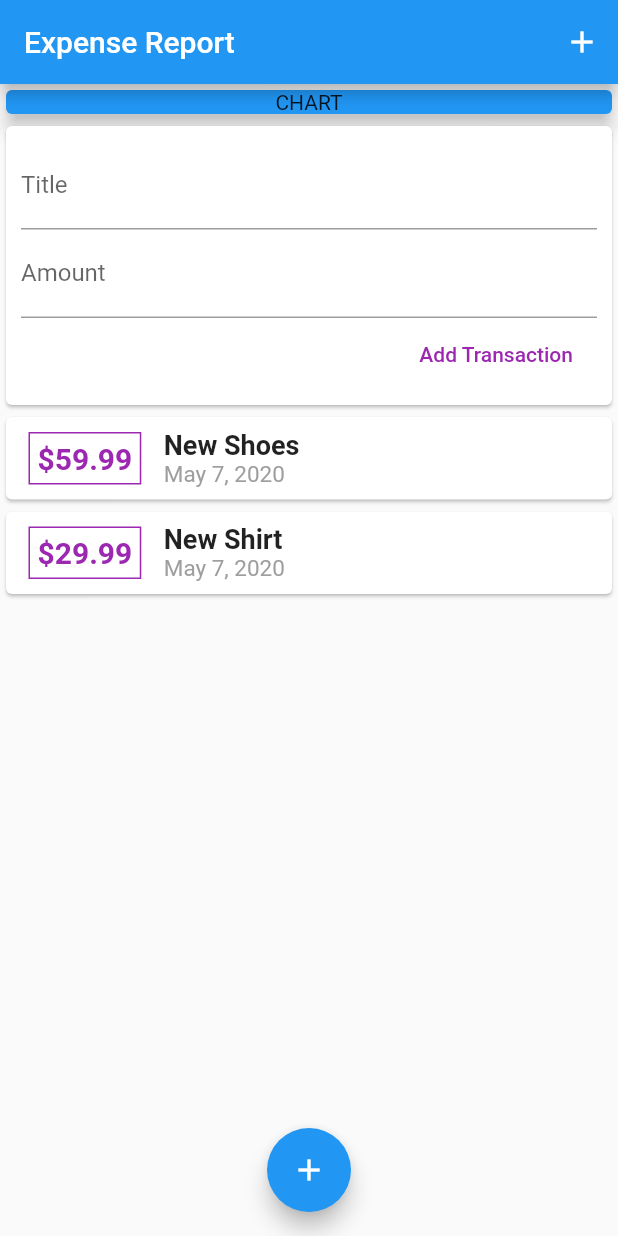
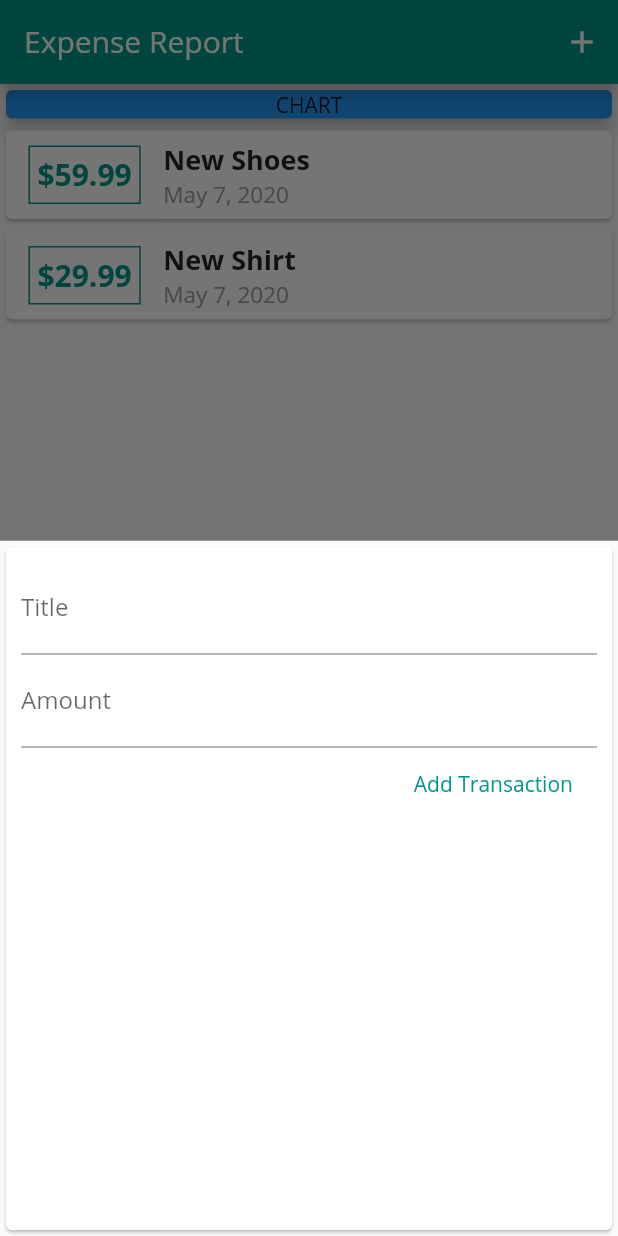
Before and after one commit to hpatel32/expenses, a Flutter app: the screen it shows after launch, after a tap on the "add" icon, on a phone screen of 412 x 824 dp. Run offline on Flutter 3.47's test engine with Material 2 defaults, Android fonts, the phone set to English and light mode, and no system bars.

Commit message:
More changes including fonts

```diff
--- a/lib/main.dart
+++ b/lib/main.dart
@@ -1,6 +1,8 @@
 
+import 'package:expenses/widgets/new_transaction.dart';
 import 'package:flutter/material.dart';
-import './widgets/user_transaction.dart';
+import './widgets/transcation_list.dart';
+import './models/transaction.dart';
 
 void main() => runApp(MyApp());
 
@@ -9,30 +11,64 @@ class MyApp extends StatelessWidget {
   @override
   Widget build(BuildContext context) {
     return MaterialApp(
+        debugShowCheckedModeBanner: false,
       theme: ThemeData(
-        primarySwatch: Colors.blue,
+        primarySwatch: Colors.teal,
+        fontFamily: "OpenSans",
       ),
       home: MyHomePage(),
+
     );
   }
 }
 
-class MyHomePage extends StatelessWidget {
+class MyHomePage extends StatefulWidget {
+  @override
+  _MyHomePageState createState() => _MyHomePageState();
+}
 
+class _MyHomePageState extends State<MyHomePage> {
 
+    final List<Transaction> transactions = [
+        Transaction(tId: 't1',title: 'New Shoes',amount: 59.99,date: DateTime.now()),
+        Transaction(tId: 't2',title: 'New Shirt',amount: 29.99,date: DateTime.now())
+    ];
+	void addNewTransaction(String title,double amount){
+		var newTx = Transaction(title: title,amount: amount,tId: DateTime.now().toString(),date: DateTime.now());
+		setState(() {
+		  transactions.add(newTx);
+		});
+	}
+    void startAddNewTransaction(BuildContext ctx){
+        showModalBottomSheet(context: ctx, builder: (_){
+            return GestureDetector(
+                child: NewTransaction(addNewTransaction),
+                onTap: (){},
+                behavior: HitTestBehavior.opaque,
+            );
+        });
+    }
   @override
   Widget build(BuildContext context) {
     return Scaffold(
-        appBar: AppBar(title: Text('Expense Report'),actions: <Widget>[
-            IconButton(icon: Icon(Icons.add),onPressed: (){
-
-            },),
-
-        ],),
+        appBar: AppBar(
+            title: Text('Expense Report'),
+            actions: <Widget>[
+                IconButton(
+                    icon: Icon(Icons.add),
+                    onPressed: (){
+                        startAddNewTransaction(context);
+                    },
+                ),
+            ],
+        ),
         floatingActionButtonLocation: FloatingActionButtonLocation.centerFloat,
-        floatingActionButton: FloatingActionButton(child: Icon(Icons.add),onPressed: (){
-
-        },),
+        floatingActionButton: FloatingActionButton(
+            child: Icon(Icons.add),
+            onPressed: (){
+                startAddNewTransaction(context);
+            },
+        ),
         body: SingleChildScrollView(
             child: Column(
                 // mainAxisAlignment: MainAxisAlignment.center,
@@ -41,11 +77,14 @@ class MyHomePage extends StatelessWidget {
                     Container(
                         width: double.infinity,
                         child: Card(
-                      child: Text('CHART',textAlign: TextAlign.center,),
+                            child: Text('CHART',
+                                textAlign: TextAlign.center,
+                            ),
                             elevation: 5,
-                        color: Colors.blue,),
+                            color: Colors.blue,
                         ),
-                UserTransaction(),
+                    ),
+                    TransactionList(transactions:transactions),
                 ],
             ),
         ),
--- a/lib/widgets/new_transaction.dart
+++ b/lib/widgets/new_transaction.dart
@@ -1,11 +1,18 @@
 import 'package:flutter/material.dart';
-import '../widgets/user_transaction.dart';
 
-class NewTransaction extends StatelessWidget {
+class NewTransaction extends StatefulWidget {
 	Function newTx;
+
+	NewTransaction(this.newTx);
+
+  @override
+  _NewTransactionState createState() => _NewTransactionState();
+}
+
+class _NewTransactionState extends State<NewTransaction> {
 	final titleController = TextEditingController();
+
     final amountController = TextEditingController();
-	NewTransaction(this.newTx);
 
 	void submitData(){
 		final enteredTitle = titleController.text;
@@ -13,8 +20,10 @@ class NewTransaction extends StatelessWidget {
 		if(enteredTitle.isEmpty || enteredAmount <= 0){
 			return;
 		}
-		newTx(enteredTitle,enteredAmount);
+		widget.newTx(enteredTitle,enteredAmount);
+		Navigator.of(context).pop();
 	}
+
   @override
 Widget build(BuildContext context) {
 	return Card(
@@ -23,12 +32,32 @@ class NewTransaction extends StatelessWidget {
 			child: Column(
 				crossAxisAlignment: CrossAxisAlignment.end,
 				children: <Widget>[
-				TextField(decoration: InputDecoration(labelText: 'Title'),controller: titleController,
-				onSubmitted: (val){submitData();},),
-				TextField(decoration: InputDecoration(labelText: 'Amount'),controller: amountController,onSubmitted: (_){submitData();},),
-				FlatButton(onPressed: (){
+					TextField(
+						decoration: InputDecoration(
+							labelText: 'Title',
+						),
+						controller: titleController,
+						onSubmitted: (val){submitData();},
+					),
+					TextField(
+						decoration: InputDecoration(
+							labelText: 'Amount',
+						),
+						keyboardType: TextInputType.number,
+						controller: amountController,
+						onSubmitted: (_){submitData();},
+					),
+					FlatButton(
+						onPressed: (){
 							submitData();
-				}, child: Text('Add Transaction',style: TextStyle(color: Colors.purple),)),
+						},
+						child: Text(
+							'Add Transaction',
+							style: TextStyle(
+								color: Theme.of(context).primaryColor,
+							),
+						),
+					),
 				],
 			),
 		),
--- a/lib/widgets/transcation_list.dart
+++ b/lib/widgets/transcation_list.dart
@@ -18,10 +18,10 @@ class TransactionList extends StatelessWidget {
 				Container(
 					padding: EdgeInsets.all(5),
 					margin: EdgeInsets.symmetric(vertical: 10,horizontal: 15),
-					decoration: BoxDecoration(border: Border.all(color: Colors.purple,width: 1)),
+					decoration: BoxDecoration(border: Border.all(color: Theme.of(context).primaryColor,width: 1)),
 					child: Text(
 						'\$${transactions[index].amount.toStringAsFixed(2)}',
-						style: TextStyle(color: Colors.purple,fontWeight: FontWeight.bold,fontSize: 20),
+						style: TextStyle(color: Theme.of(context).primaryColor,fontWeight: FontWeight.bold,fontSize: 20),
 					),
 				),
 				Column(
--- a/lib/widgets/user_transaction.dart
+++ /dev/null
@@ -1,31 +0,0 @@
-import 'package:flutter/material.dart';
-import '../widgets/new_transaction.dart';
-import '../widgets/transcation_list.dart';
-import '../models/transaction.dart';
-
-class UserTransaction extends StatefulWidget {
-  @override
-  _UserTransactionState createState() => _UserTransactionState();
-}
-
-class _UserTransactionState extends State<UserTransaction> {
-	final List<Transaction> transactions = [
-        Transaction(tId: 't1',title: 'New Shoes',amount: 59.99,date: DateTime.now()),
-        Transaction(tId: 't2',title: 'New Shirt',amount: 29.99,date: DateTime.now())
-    ];
-	void addNewTransaction(String title,double amount){
-		var newTx = Transaction(title: title,amount: amount,tId: DateTime.now().toString(),date: DateTime.now());
-		setState(() {
-		  transactions.add(newTx);
-		});
-	}
-  @override
-  Widget build(BuildContext context) {
-	return Column(
-		children: <Widget>[
-			NewTransaction(addNewTransaction),
-			TransactionList(transactions: transactions),
-		],
-	);
-  }
-}
```
Also changed, not shown: pubspec.yaml (+6 -6 lines), assets/fonts/OpenSans-Bold.ttf (added), assets/fonts/OpenSans-Regular.ttf (added). Lines whose indentation alone changed are shown as unchanged.
